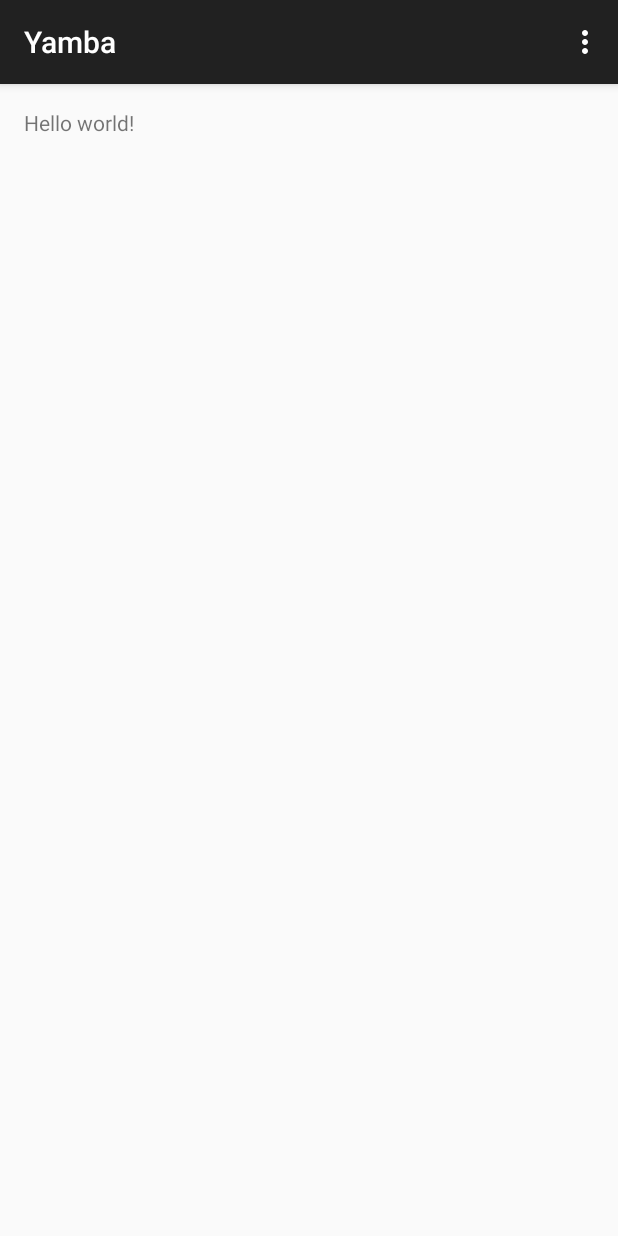
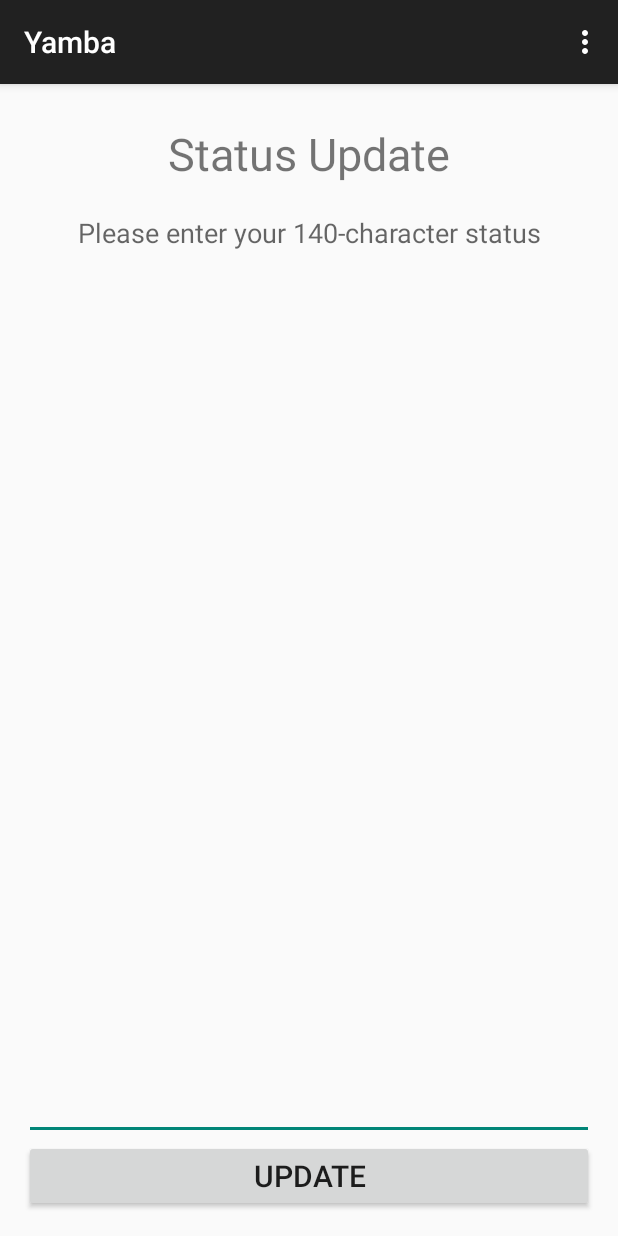
Before and after one commit to osaetinevbuoma/Yamba, an Android app: the screen it shows after launch (StatusActivity), on a phone screen of 412 x 824 dp. Run offline under Robolectric (Android 15) with nearby library versions, the phone set to English and light mode, and no system bars.

```diff
--- a/app/build.gradle
+++ b/app/build.gradle
@@ -20,6 +20,6 @@ android {
 }
 
 dependencies {
-    compile fileTree(dir: 'libs', include: ['*.jar'])
+    compile fileTree(include: ['*.jar'], dir: 'libs')
     compile 'com.android.support:appcompat-v7:21.0.3'
 }
--- a/app/src/main/AndroidManifest.xml
+++ b/app/src/main/AndroidManifest.xml
@@ -18,4 +18,6 @@
         </activity>
     </application>
 
+    <uses-permission android:name="android.permission.INTERNET" />
+
 </manifest>
--- a/app/src/main/java/com/yamba/StatusActivity.java
+++ b/app/src/main/java/com/yamba/StatusActivity.java
@@ -2,16 +2,42 @@ package com.yamba;
 
 import android.support.v7.app.ActionBarActivity;
 import android.os.Bundle;
+import android.util.Log;
 import android.view.Menu;
 import android.view.MenuItem;
+import android.view.View;
+import android.widget.Button;
+import android.widget.EditText;
+import android.view.View.OnClickListener;
+
+import winterwell.jtwitter.Twitter;
 
 
-public class StatusActivity extends ActionBarActivity {
+public class StatusActivity extends ActionBarActivity implements OnClickListener {
+    private static final String TAG = "com.yamba.StatusActivity";
+    EditText editText;
+    Button updateButton;
+    Twitter twitter;
 
     @Override
     protected void onCreate(Bundle savedInstanceState) {
         super.onCreate(savedInstanceState);
         setContentView(R.layout.status);
+
+        // Find views
+        editText = (EditText) findViewById(R.id.editText);
+        updateButton = (Button) findViewById(R.id.buttonUpdate);
+
+        updateButton.setOnClickListener(this);
+
+        twitter = new Twitter("student", "password");
+        twitter.setAPIRootUrl("http://yamba.com/api");
+    }
+
+    // Called when button is clicked
+    public void onClick(View view) {
+        twitter.setStatus(editText.getText().toString());
+        Log.d(TAG, "onClicked");
     }
 
 
--- a/app/src/main/res/layout/status.xml
+++ b/app/src/main/res/layout/status.xml
@@ -1,11 +1,35 @@
-<RelativeLayout xmlns:android="http://schemas.android.com/apk/res/android"
-    xmlns:tools="http://schemas.android.com/tools" android:layout_width="match_parent"
-    android:layout_height="match_parent" android:paddingLeft="@dimen/activity_horizontal_margin"
+<LinearLayout xmlns:android="http://schemas.android.com/apk/res/android"
+    xmlns:tools="http://schemas.android.com/tools"
+    android:layout_width="match_parent"
+    android:layout_height="match_parent"
+    android:orientation="vertical"
+    android:paddingLeft="@dimen/activity_horizontal_margin"
     android:paddingRight="@dimen/activity_horizontal_margin"
     android:paddingTop="@dimen/activity_vertical_margin"
-    android:paddingBottom="@dimen/activity_vertical_margin" tools:context=".StatusActivity">
+    android:paddingBottom="@dimen/activity_vertical_margin"
+    tools:context=".StatusActivity">
 
-    <TextView android:text="@string/hello_world" android:layout_width="wrap_content"
-        android:layout_height="wrap_content" />
+    <TextView
+        android:layout_width="match_parent"
+        android:layout_height="wrap_content"
+        android:gravity="center"
+        android:textSize="30sp"
+        android:layout_margin="10dp"
+        android:text="@string/titleStatus" />
 
-</RelativeLayout>
+    <EditText
+        android:id="@+id/editText"
+        android:layout_width="match_parent"
+        android:layout_height="match_parent"
+        android:layout_weight="1"
+        android:hint="@string/hintText"
+        android:gravity="top|center_horizontal" />
+
+    <Button
+        android:id="@+id/buttonUpdate"
+        android:layout_width="match_parent"
+        android:layout_height="wrap_content"
+        android:text="@string/buttonUpdate"
+        android:textSize="20sp" />
+
+</LinearLayout>
--- a/app/src/main/res/values/strings.xml
+++ b/app/src/main/res/values/strings.xml
@@ -2,7 +2,11 @@
 <resources>
 
     <string name="app_name">Yamba</string>
-    <string name="hello_world">Hello world!</string>
     <string name="action_settings">Settings</string>
 
+    <string name="titleStatus">Status Update</string>
+
+    <string name="hintText">Please enter your 140-character status</string>
+    <string name="buttonUpdate">Update</string>
+
 </resources>
```
Also changed, not shown: app/libs/jtwitter.jar (added), app/libs/signpost-core-1.2.1.1.jar (added), 1 other file.
